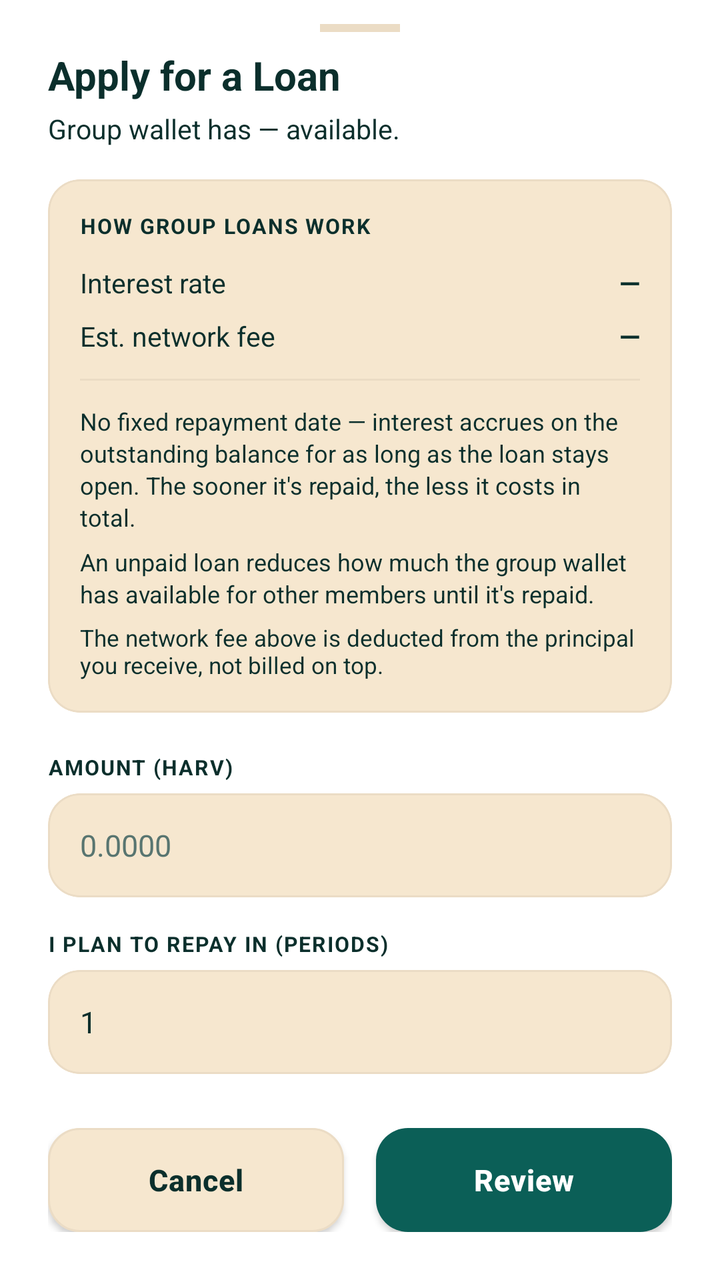
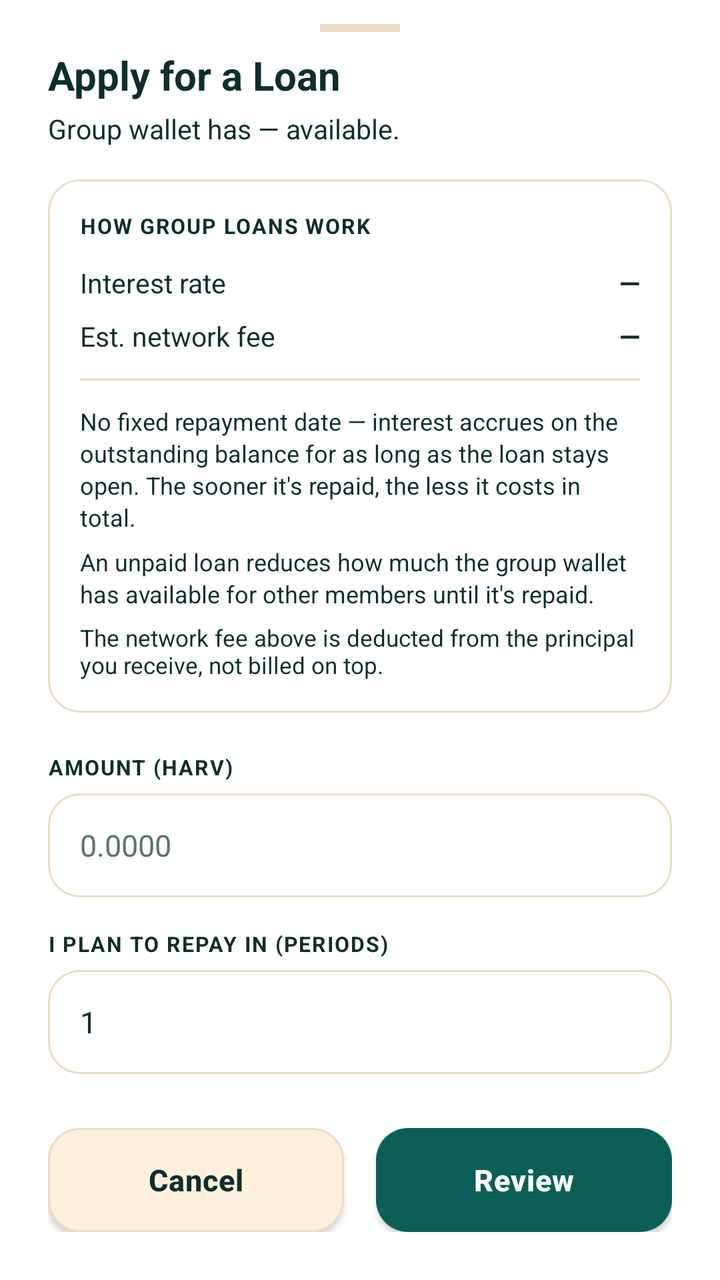

Two renders of the same Android screen: before a commit and after it. Below are the layout's source before the change and the commit's diff.
<!-- AndroidManifest.xml: application theme AppTheme -->
<!-- res/layout/bottom_sheet_loan_apply.xml -->
<LinearLayout
	xmlns:android="http://schemas.android.com/apk/res/android"
	xmlns:app="http://schemas.android.com/apk/res-auto"
	xmlns:tools="http://schemas.android.com/tools"
	android:layout_width="match_parent"
	android:layout_height="match_parent"
	android:orientation="vertical"
	android:background="?attr/colorSurface">
	<LinearLayout
		android:id="@+id/linear3"
		android:layout_width="match_parent"
		android:layout_height="wrap_content"
		android:paddingTop="12dp"
		android:paddingBottom="8dp"
		android:background="?attr/colorSurface"
		android:gravity="center_horizontal">
		<View
			android:id="@+id/view_apply_handle"
			android:layout_width="40dp"
			android:layout_height="4dp"
			android:background="@color/colorCardStroke" />
	</LinearLayout>
	<LinearLayout
		android:id="@+id/linear4"
		android:layout_width="match_parent"
		android:layout_height="wrap_content"
		android:orientation="vertical"
		android:paddingHorizontal="24dp">
		<TextView
			android:id="@+id/tv_apply_title"
			android:layout_width="wrap_content"
			android:layout_height="wrap_content"
			android:text="Apply for a Loan"
			android:textSize="20sp"
			android:textStyle="bold"
			android:focusable="false" />
		<TextView
			android:id="@+id/tv_apply_subtitle"
			android:layout_width="match_parent"
			android:layout_height="wrap_content"
			android:layout_marginTop="4dp"
			android:layout_marginBottom="16dp"
			android:text="Group wallet has — available."
			android:textSize="13.5sp"
			android:focusable="false" />
	</LinearLayout>
	<androidx.core.widget.NestedScrollView
		android:id="@+id/vscroll_apply"
		android:layout_width="match_parent"
		android:layout_height="0dp"
		android:layout_weight="1"
		android:fillViewport="true"
		android:overScrollMode="never"
		android:clipToPadding="false">
		<LinearLayout
			android:id="@+id/linear5"
			android:layout_width="match_parent"
			android:layout_height="wrap_content"
			android:paddingBottom="24dp"
			android:orientation="vertical"
			android:paddingHorizontal="24dp">
			<com.google.android.material.card.MaterialCardView
				android:id="@+id/cardview4"
				android:layout_width="match_parent"
				android:layout_height="wrap_content"
				android:layout_marginBottom="20dp"
				app:cardBackgroundColor="@color/colorSurfaceRaised"
				app:cardCornerRadius="16dp"
				app:cardElevation="0dp"
				app:strokeWidth="1dp"
				app:strokeColor="@color/colorCardStroke">
				<LinearLayout
					android:id="@+id/linear6"
					android:layout_width="match_parent"
					android:layout_height="wrap_content"
					android:padding="16dp"
					android:orientation="vertical">
					<TextView
						android:id="@+id/textview4"
						android:layout_width="wrap_content"
						android:layout_height="wrap_content"
						android:text="HOW GROUP LOANS WORK"
						android:textStyle="bold"
						android:textSize="10.5sp"
						android:letterSpacing="0.06"
						android:focusable="false" />
					<LinearLayout
						android:id="@+id/linear32"
						android:layout_width="match_parent"
						android:layout_height="wrap_content"
						android:layout_marginTop="12dp"
						android:gravity="center_vertical"
						android:orientation="horizontal">
						<TextView
							android:id="@+id/textview30"
							android:layout_width="0dp"
							android:layout_height="wrap_content"
							android:text="Interest rate"
							android:layout_weight="1"
							android:textSize="13.5sp"
							android:focusable="false" />
						<TextView
							android:id="@+id/tv_apply_interest_line"
							android:layout_width="wrap_content"
							android:layout_height="wrap_content"
							android:text="—"
							android:textStyle="bold"
							android:textSize="13.5sp"
							android:focusable="false" />
					</LinearLayout>
					<LinearLayout
						android:id="@+id/linear33"
						android:layout_width="match_parent"
						android:layout_height="wrap_content"
						android:layout_marginTop="8dp"
						android:gravity="center_vertical"
						android:orientation="horizontal">
						<TextView
							android:id="@+id/textview31"
							android:layout_width="0dp"
							android:layout_height="wrap_content"
							android:text="Est. network fee"
							android:layout_weight="1"
							android:textSize="13.5sp"
							android:focusable="false" />
						<TextView
							android:id="@+id/tv_apply_fee_estimate"
							android:layout_width="wrap_content"
							android:layout_height="wrap_content"
							android:text="—"
							android:textStyle="bold"
							android:textSize="13.5sp"
							android:focusable="false" />
					</LinearLayout>
					<View
						android:id="@+id/view34"
						android:layout_width="match_parent"
						android:layout_height="1dp"
						android:background="@color/colorDivider"
						android:layout_marginVertical="12dp" />
					<TextView
						android:id="@+id/tv_apply_duration_line"
						android:layout_width="match_parent"
						android:layout_height="wrap_content"
						android:text="No fixed repayment date — interest accrues on the outstanding balance for as long as the loan stays open. The sooner it's repaid, the less it costs in total."
						android:textSize="12sp"
						android:lineSpacingExtra="2dp"
						android:focusable="false" />
					<TextView
						android:id="@+id/tv_apply_consequence_line"
						android:layout_width="match_parent"
						android:layout_height="wrap_content"
						android:layout_marginTop="6dp"
						android:text="An unpaid loan reduces how much the group wallet has available for other members until it's repaid."
						android:textSize="12sp"
						android:lineSpacingExtra="2dp"
						android:focusable="false" />
					<TextView
						android:id="@+id/tv_apply_fee_note"
						android:layout_width="match_parent"
						android:layout_height="wrap_content"
						android:layout_marginTop="6dp"
						android:text="The network fee above is deducted from the principal you receive, not billed on top."
						android:textSize="11.5sp"
						android:focusable="false" />
				</LinearLayout>
			</com.google.android.material.card.MaterialCardView>
			<TextView
				android:id="@+id/textview5"
				android:layout_width="wrap_content"
				android:layout_height="wrap_content"
				android:text="AMOUNT (HARV)"
				android:textStyle="bold"
				android:textSize="10.5sp"
				android:letterSpacing="0.06"
				android:focusable="false" />
			<com.google.android.material.card.MaterialCardView
				android:id="@+id/cardview5"
				android:layout_width="match_parent"
				android:layout_height="wrap_content"
				android:layout_marginTop="6dp"
				android:layout_marginBottom="16dp"
				app:cardBackgroundColor="@color/colorSurfaceRaised"
				app:cardCornerRadius="16dp"
				app:cardElevation="0dp"
				app:strokeWidth="1dp"
				app:strokeColor="@color/colorCardStroke">
				<EditText
					android:id="@+id/et_apply_amount"
					android:layout_width="match_parent"
					android:layout_height="52dp"
					android:background="@android:color/transparent"
					android:gravity="center_vertical"
					android:textSize="15sp"
					android:textColor="@color/colorTextPrimary"
					android:hint="0.0000"
					android:inputType="numberDecimal"
					android:focusable="true"
					android:focusableInTouchMode="true"
					android:paddingHorizontal="16dp" />
			</com.google.android.material.card.MaterialCardView>
			<TextView
				android:id="@+id/textview7"
				android:layout_width="wrap_content"
				android:layout_height="wrap_content"
				android:text="I PLAN TO REPAY IN (PERIODS)"
				android:textStyle="bold"
				android:textSize="10.5sp"
				android:letterSpacing="0.06"
				android:focusable="false" />
			<com.google.android.material.card.MaterialCardView
				android:id="@+id/cardview7"
				android:layout_width="match_parent"
				android:layout_height="wrap_content"
				android:layout_marginTop="6dp"
				android:layout_marginBottom="16dp"
				app:cardBackgroundColor="@color/colorSurfaceRaised"
				app:cardCornerRadius="16dp"
				app:cardElevation="0dp"
				app:strokeWidth="1dp"
				app:strokeColor="@color/colorCardStroke">
				<EditText
					android:id="@+id/et_apply_periods"
					android:layout_width="match_parent"
					android:layout_height="52dp"
					android:background="@android:color/transparent"
					android:gravity="center_vertical"
					android:text="1"
					android:textSize="15sp"
					android:textColor="@color/colorTextPrimary"
					android:hint="1"
					android:inputType="number"
					android:focusable="true"
					android:focusableInTouchMode="true"
					android:maxLength="3"
					android:paddingHorizontal="16dp" />
			</com.google.android.material.card.MaterialCardView>
			<com.google.android.material.card.MaterialCardView
				android:id="@+id/cardview_calc"
				android:layout_width="match_parent"
				android:layout_height="wrap_content"
				android:layout_marginBottom="16dp"
				app:cardBackgroundColor="@color/colorSurfaceRaised"
				app:cardCornerRadius="16dp"
				app:cardElevation="0dp"
				app:strokeWidth="1dp"
				app:strokeColor="@color/colorCardStroke">
				<LinearLayout
					android:id="@+id/linear22"
					android:layout_width="match_parent"
					android:layout_height="wrap_content"
					android:padding="16dp"
					android:orientation="vertical">
					<TextView
						android:id="@+id/tv_apply_calc_empty"
						android:layout_width="match_parent"
						android:layout_height="wrap_content"
						android:text="Enter an amount to see what you'll owe."
						android:textStyle="bold"
						android:textSize="13.5sp"
						android:focusable="false" />
					<LinearLayout
						android:id="@+id/layout_apply_calc_rows"
						android:layout_width="match_parent"
						android:layout_height="wrap_content"
						android:orientation="vertical"
						android:visibility="gone">
						<TextView
							android:id="@+id/tv_apply_calc_after"
							android:layout_width="match_parent"
							android:layout_height="wrap_content"
							android:layout_marginBottom="8dp"
							android:text="After 1 month"
							android:textSize="12sp"
							android:focusable="false" />
						<LinearLayout
							android:id="@+id/linear35"
							android:layout_width="match_parent"
							android:layout_height="wrap_content"
							android:gravity="center_vertical"
							android:orientation="horizontal"
							android:paddingVertical="4dp">
							<TextView
								android:id="@+id/textview32"
								android:layout_width="0dp"
								android:layout_height="wrap_content"
								android:text="Principal"
								android:layout_weight="1"
								android:textSize="13.5sp"
								android:focusable="false" />
							<TextView
								android:id="@+id/tv_apply_calc_principal"
								android:layout_width="wrap_content"
								android:layout_height="wrap_content"
								android:text="—"
								android:textSize="13.5sp"
								android:focusable="false" />
						</LinearLayout>
						<LinearLayout
							android:id="@+id/linear36"
							android:layout_width="match_parent"
							android:layout_height="wrap_content"
							android:gravity="center_vertical"
							android:orientation="horizontal"
							android:paddingVertical="4dp">
							<TextView
								android:id="@+id/textview33"
								android:layout_width="0dp"
								android:layout_height="wrap_content"
								android:text="Interest"
								android:layout_weight="1"
								android:textSize="13.5sp"
								android:focusable="false" />
							<TextView
								android:id="@+id/tv_apply_calc_interest"
								android:layout_width="wrap_content"
								android:layout_height="wrap_content"
								android:text="—"
								android:textSize="13.5sp"
								android:focusable="false" />
						</LinearLayout>
						<View
							android:id="@+id/view37"
							android:layout_width="match_parent"
							android:layout_height="1dp"
							android:background="@color/colorDivider"
							android:layout_marginVertical="8dp" />
						<LinearLayout
							android:id="@+id/linear38"
							android:layout_width="match_parent"
							android:layout_height="wrap_content"
							android:gravity="center_vertical"
							android:orientation="horizontal"
							android:paddingVertical="4dp">
							<TextView
								android:id="@+id/textview34"
								android:layout_width="0dp"
								android:layout_height="wrap_content"
								android:text="You'd owe"
								android:textSize="14sp"
								android:textStyle="bold"
								android:layout_weight="1"
								android:focusable="false" />
							<TextView
								android:id="@+id/tv_apply_calc_total"
								android:layout_width="wrap_content"
								android:layout_height="wrap_content"
								android:text="—"
								android:textSize="15sp"
								android:textStyle="bold"
								android:focusable="false" />
						</LinearLayout>
					</LinearLayout>
					<TextView
						android:id="@+id/tv_apply_warning"
						android:layout_width="match_parent"
						android:layout_height="wrap_content"
						android:layout_marginTop="10dp"
						android:text="⚠ Estimate only — interest keeps accruing daily on whatever's still outstanding until you repay in full, not just up to your planned date above. Repaying later costs more."
						android:textSize="11.5sp"
						android:lineSpacingExtra="2dp"
						android:focusable="false" />
				</LinearLayout>
			</com.google.android.material.card.MaterialCardView>
			<TextView
				android:id="@+id/textview6"
				android:layout_width="wrap_content"
				android:layout_height="wrap_content"
				android:text="REASON (OPTIONAL)"
				android:textStyle="bold"
				android:textSize="10.5sp"
				android:letterSpacing="0.06"
				android:focusable="false" />
			<com.google.android.material.card.MaterialCardView
				android:id="@+id/cardview6"
				android:layout_width="match_parent"
				android:layout_height="wrap_content"
				android:layout_marginTop="6dp"
				android:layout_marginBottom="16dp"
				app:cardBackgroundColor="@color/colorSurfaceRaised"
				app:cardCornerRadius="16dp"
				app:cardElevation="0dp"
				app:strokeWidth="1dp"
				app:strokeColor="@color/colorCardStroke">
				<EditText
					android:id="@+id/et_apply_reason"
					android:layout_width="match_parent"
					android:layout_height="52dp"
					android:background="@android:color/transparent"
					android:gravity="center_vertical"
					android:textColor="@color/colorTextPrimary"
					android:hint="What's it for\\?"
					android:textSize="14.5sp"
					android:inputType="textCapSentences"
					android:focusable="true"
					android:focusableInTouchMode="true"
					android:maxLength="140"
					android:paddingHorizontal="16dp" />
			</com.google.android.material.card.MaterialCardView>
			<TextView
				android:id="@+id/textview8"
				android:layout_width="wrap_content"
				android:layout_height="wrap_content"
				android:text="DISBURSEMENT WALLET"
				android:textStyle="bold"
				android:textSize="10.5sp"
				android:letterSpacing="0.06"
				android:focusable="false" />
			<TextView
				android:id="@+id/tv_apply_disbursement_wallet"
				android:layout_width="match_parent"
				android:layout_height="wrap_content"
				android:layout_marginTop="4dp"
				android:text="—"
				android:textSize="13.5sp"
				android:fontFamily="monospace"
				android:focusable="false" />
			<TextView
				android:id="@+id/textview35"
				android:layout_width="match_parent"
				android:layout_height="wrap_content"
				android:layout_marginTop="2dp"
				android:text="If approved, principal minus the network fee is sent to this wallet."
				android:textSize="11.5sp"
				android:focusable="false" />
		</LinearLayout>
	</androidx.core.widget.NestedScrollView>
	<LinearLayout
		android:id="@+id/linear7"
		android:layout_width="match_parent"
		android:layout_height="wrap_content"
		android:paddingTop="12dp"
		android:paddingBottom="24dp"
		android:orientation="horizontal"
		android:paddingHorizontal="24dp">
		<com.google.android.material.button.MaterialButton
			android:id="@+id/btn_apply_cancel"
			android:layout_width="0dp"
			android:layout_height="52dp"
			android:text="Cancel"
			android:textSize="15sp"
			android:textStyle="bold"
			android:textColor="@color/colorTextPrimary"
			android:layout_weight="1"
			android:layout_marginEnd="8dp"
			app:backgroundTint="@color/colorSurfaceRaised"
			app:cornerRadius="16dp"
			app:elevation="0dp"
			app:strokeWidth="1dp"
			app:strokeColor="@color/colorCardStroke"
			android:textAllCaps="false" />
		<com.google.android.material.button.MaterialButton
			android:id="@+id/btn_apply_review"
			android:layout_width="0dp"
			android:layout_height="52dp"
			android:text="Review"
			android:textSize="15sp"
			android:textStyle="bold"
			android:textColor="@color/colorTextOnAccent"
			android:layout_weight="1"
			android:layout_marginStart="8dp"
			app:backgroundTint="@color/colorAccent"
			app:cornerRadius="16dp"
			app:elevation="0dp"
			android:textAllCaps="false" />
	</LinearLayout>
</LinearLayout>
<!-- resources referenced by this layout -->
<resources>
  <color name="colorAccent">#0B5F57</color>
  <color name="colorCardStroke">#EBDCC5</color>
  <color name="colorDivider">#EBDCC5</color>
  <color name="colorSurfaceRaised">#F6E7CF</color>
  <color name="colorTextOnAccent">#FFFFFF</color>
  <color name="colorTextPrimary">#0B2F2C</color>
  <style name="HarvanaPopupMenu" parent="Widget.MaterialComponents.PopupMenu">
          <item name="android:popupBackground">@drawable/bg_popup_menu</item>
          <item name="android:popupElevation">10dp</item>
      </style>
  <style name="HarvanaSpinner" parent="Widget.AppCompat.Spinner">
          <item name="android:popupBackground">@color/colorSurface</item>
          <item name="android:dropDownSelector">@color/colorAccentRipple</item>
      </style>
  <style name="HarvanaButton" parent="Widget.MaterialComponents.Button">
          <item name="cornerRadius">12dp</item>
          <item name="android:minHeight">48dp</item>
          <item name="android:insetTop">0dp</item>
          <item name="android:insetBottom">0dp</item>
          <item name="android:paddingStart">16dp</item>
          <item name="android:paddingEnd">16dp</item>
          <item name="android:textAllCaps">false</item>
          <item name="android:textStyle">bold</item>
          <item name="android:textSize">15sp</item>
          <item name="android:letterSpacing">0.02</item>
          <item name="backgroundTint">@color/colorAccent</item>
          <item name="android:textColor">@color/colorTextOnAccent</item>
      </style>
  <!-- drawable ic_nav_back (drawable) -->
  <?xml version="1.0" encoding="utf-8"?>
  <vector xmlns:android="http://schemas.android.com/apk/res/android"
      android:width="24dp" android:height="24dp" android:viewportWidth="24" android:viewportHeight="24"
      android:autoMirrored="true"
      android:tint="?attr/colorControlNormal">
      <path android:fillColor="#FFFFFFFF" android:pathData="M20,11H7.83l5.59,-5.59L12,4l-8,8 8,8 1.41,-1.41L7.83,13H20v-2z" />
  </vector>
  <style name="HarvanaTextView" parent="android:Widget.TextView">
          <item name="android:textColor">@color/colorTextPrimary</item>
      </style>
  <color name="colorBackground">#FFF8EE</color>
  <color name="colorAccentDark">#084A44</color>
  <color name="colorError">#C8443F</color>
  <color name="colorTextPrimaryWhite">#FFFFFF</color>
  <color name="colorControlNormal">#587570</color>
  <color name="colorAccentRipple">#1A0B5F57</color>
  <color name="colorAccentStroke">#330B5F57</color>
  <color name="colorAccentStrong">#053D3A</color>
  <color name="colorSurface">#FFFFFF</color>
  <color name="colorTextSecondary">#3F5F5A</color>
  <color name="colorTextTertiary">#587570</color>
  <!-- drawable bg_popup_menu (drawable) -->
  <?xml version="1.0" encoding="utf-8"?>
  <shape xmlns:android="http://schemas.android.com/apk/res/android" android:shape="rectangle">
      <solid android:color="@color/colorPopupSurface" />
      <stroke android:width="1dp" android:color="@color/colorCardStroke" />
      <corners android:radius="14dp" />
  </shape>
  <style name="HarvanaDialogButton" parent="Widget.MaterialComponents.Button.TextButton.Dialog">
          <item name="android:textColor">@color/colorAccent</item>
          <item name="android:minHeight">48dp</item>
      </style>
  <style name="HarvanaBottomSheetStyle" parent="Widget.MaterialComponents.BottomSheet.Modal">
          <item name="backgroundTint">?attr/colorSurface</item>
          <item name="shapeAppearanceOverlay">@style/HarvanaBottomSheetShape</item>
      </style>
  <color name="colorPopupSurface">#F6E9D2</color>
  <style name="HarvanaBottomSheetShape" parent="">
          <item name="cornerFamily">rounded</item>
          <item name="cornerSizeTopLeft">20dp</item>
          <item name="cornerSizeTopRight">20dp</item>
          <item name="cornerSizeBottomLeft">0dp</item>
          <item name="cornerSizeBottomRight">0dp</item>
      </style>
  <!-- unchanged entries left out for length: 4 -->
</resources>

<!-- the commit's change to res/layout/bottom_sheet_loan_apply.xml (unified diff, before → after) -->
@@ -64,7 +64,7 @@
 				android:layout_width="match_parent"
 				android:layout_height="wrap_content"
 				android:layout_marginBottom="20dp"
-				app:cardBackgroundColor="@color/colorSurfaceRaised"
+				app:cardBackgroundColor="@color/colorSurface"
 				app:cardCornerRadius="16dp"
 				app:cardElevation="0dp"
 				app:strokeWidth="1dp"
@@ -180,7 +180,7 @@
 				android:layout_height="wrap_content"
 				android:layout_marginTop="6dp"
 				android:layout_marginBottom="16dp"
-				app:cardBackgroundColor="@color/colorSurfaceRaised"
+				app:cardBackgroundColor="@color/colorSurface"
 				app:cardCornerRadius="16dp"
 				app:cardElevation="0dp"
 				app:strokeWidth="1dp"
@@ -214,7 +214,7 @@
 				android:layout_height="wrap_content"
 				android:layout_marginTop="6dp"
 				android:layout_marginBottom="16dp"
-				app:cardBackgroundColor="@color/colorSurfaceRaised"
+				app:cardBackgroundColor="@color/colorSurface"
 				app:cardCornerRadius="16dp"
 				app:cardElevation="0dp"
 				app:strokeWidth="1dp"
@@ -240,7 +240,7 @@
 				android:layout_width="match_parent"
 				android:layout_height="wrap_content"
 				android:layout_marginBottom="16dp"
-				app:cardBackgroundColor="@color/colorSurfaceRaised"
+				app:cardBackgroundColor="@color/colorSurface"
 				app:cardCornerRadius="16dp"
 				app:cardElevation="0dp"
 				app:strokeWidth="1dp"
@@ -377,7 +377,7 @@
 				android:layout_height="wrap_content"
 				android:layout_marginTop="6dp"
 				android:layout_marginBottom="16dp"
-				app:cardBackgroundColor="@color/colorSurfaceRaised"
+				app:cardBackgroundColor="@color/colorSurface"
 				app:cardCornerRadius="16dp"
 				app:cardElevation="0dp"
 				app:strokeWidth="1dp"
<!-- resource entries referenced after the edit -->
@@ -2,10 +2,11 @@
 <resources>
   <color name="colorAccent">#0B5F57</color>
   <color name="colorCardStroke">#EBDCC5</color>
-  <color name="colorDivider">#EBDCC5</color>
-  <color name="colorSurfaceRaised">#F6E7CF</color>
+  <color name="colorDivider">@color/colorCardStroke</color>
+  <color name="colorSurfaceRaised">@color/colorSurfaceAlt</color>
   <color name="colorTextOnAccent">#FFFFFF</color>
   <color name="colorTextPrimary">#0B2F2C</color>
+  <color name="colorSurfaceAlt">#FFF0DB</color>
   <style name="HarvanaPopupMenu" parent="Widget.MaterialComponents.PopupMenu">
           <item name="android:popupBackground">@drawable/bg_popup_menu</item>
           <item name="android:popupElevation">10dp</item>
@@ -65,7 +66,7 @@
           <item name="backgroundTint">?attr/colorSurface</item>
           <item name="shapeAppearanceOverlay">@style/HarvanaBottomSheetShape</item>
       </style>
-  <color name="colorPopupSurface">#F6E9D2</color>
+  <color name="colorPopupSurface">@color/colorSurface</color>
   <style name="HarvanaBottomSheetShape" parent="">
           <item name="cornerFamily">rounded</item>
           <item name="cornerSizeTopLeft">20dp</item>
